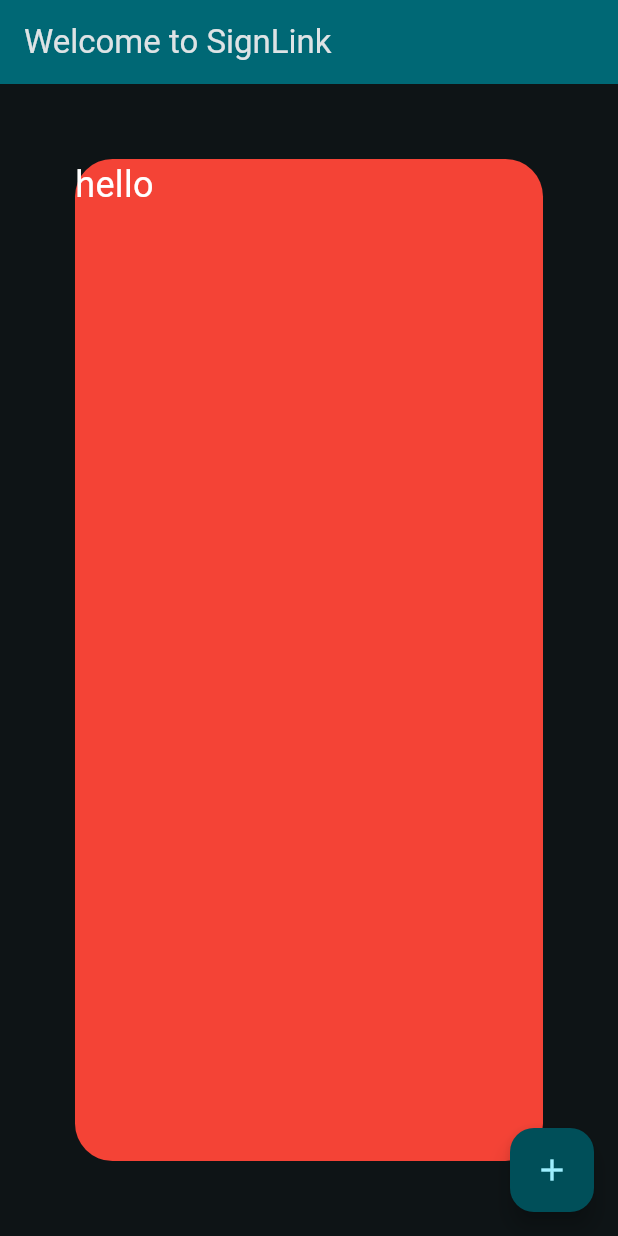
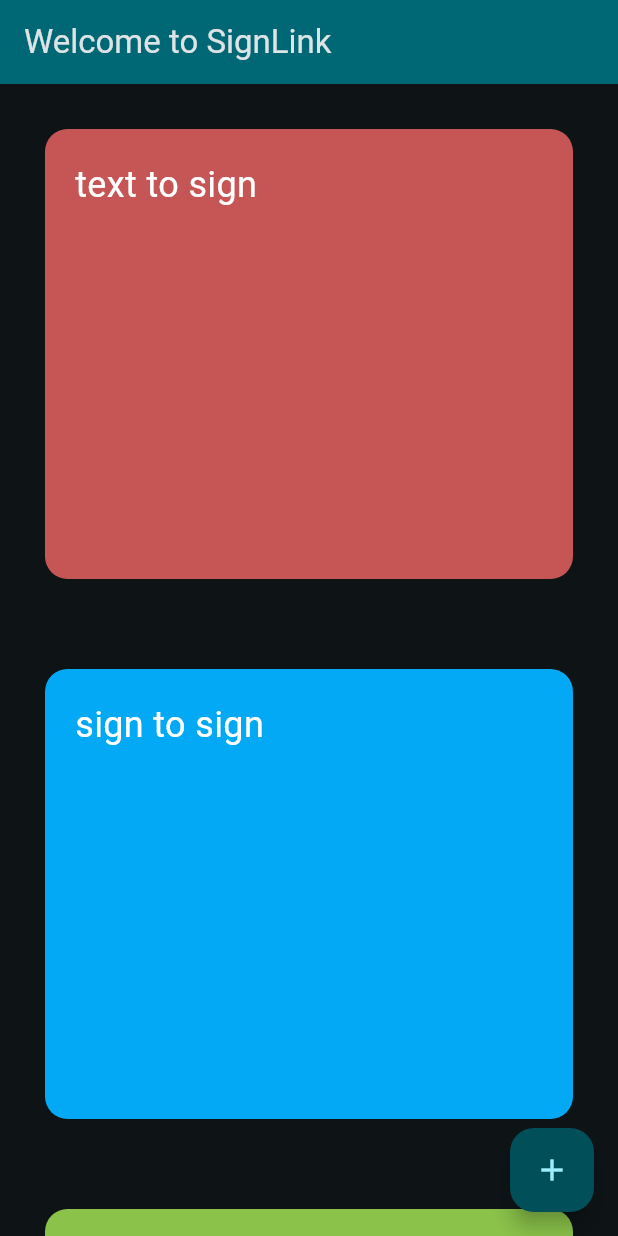
Before and after one commit to Islamlogbibi/flutter, a Flutter app: the screen it shows after launch, on a phone screen of 412 x 824 dp. Run offline on Flutter 3.47's test engine with Material 3 defaults, Android fonts, the phone set to English and light mode, and no system bars.

Commit message:
container

```diff
--- a/lib/main.dart
+++ b/lib/main.dart
@@ -52,16 +52,19 @@ class _MyHomePageState extends State<MyHomePage> {
       ),
       body: Center(
 
-        child: Container(
-          height: double.infinity,
+        child: Column(
+          children: [
+            Container(
+              height: 300.0,
               width: double.infinity,
-          margin: EdgeInsets.all(50.0),
+              margin: EdgeInsets.all(30.0),
+              padding: EdgeInsets.all(20.0),
               decoration: BoxDecoration(
-            borderRadius: BorderRadius.circular(25.0),
-            color: Colors.red,
+                borderRadius: BorderRadius.circular(15.0),
+                color: const Color.fromARGB(255, 198, 86, 86),
               ),
               child: Text(
-            'hello',
+                'text to sign',
                 style: TextStyle(
                   fontSize: 24,
                   color: Colors.white
@@ -69,6 +72,46 @@ class _MyHomePageState extends State<MyHomePage> {
               ),
 
 
+            ),
+            Container(
+              height: 300.0,
+              width: double.infinity,
+              margin: EdgeInsets.all(30.0),
+              padding: EdgeInsets.all(20.0),
+              decoration: BoxDecoration(
+                borderRadius: BorderRadius.circular(15.0),
+                color: Colors.lightBlue,
+              ),
+              child: Text(
+                'sign to sign',
+                style: TextStyle(
+                  fontSize: 24,
+                  color: Colors.white
+                ),
+              ),
+
+
+            ),
+            Container(
+              height: 300.0,
+              width: double.infinity,
+              margin: EdgeInsets.all(30.0),
+              padding: EdgeInsets.all(20.0),
+              decoration: BoxDecoration(
+                borderRadius: BorderRadius.circular(15.0),
+                color: Colors.lightGreen,
+              ),
+              child: Text(
+                'sign to text',
+                style: TextStyle(
+                  fontSize: 24,
+                  color: Colors.white
+                ),
+              ),
+
+
+            ),
+          ],
         ),
       ),
       floatingActionButton: FloatingActionButton(
```
Lines whose indentation alone changed are shown as unchanged.
